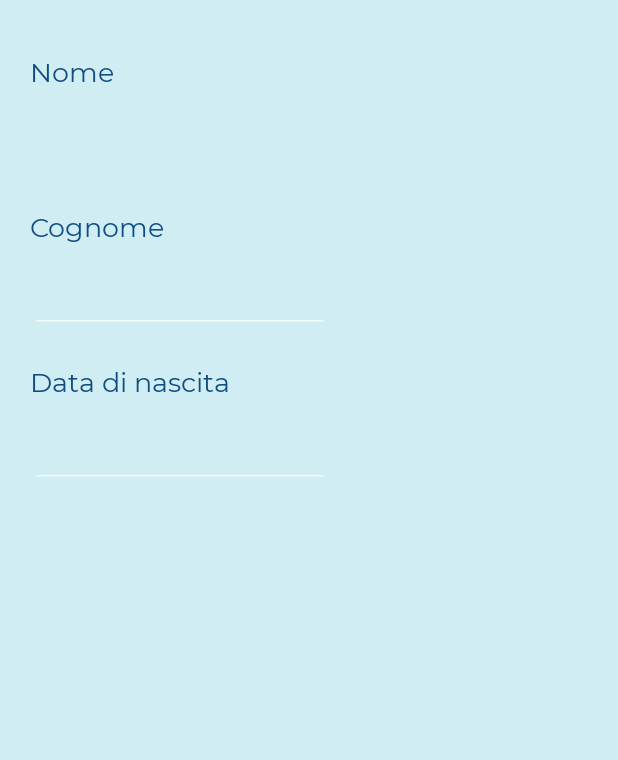
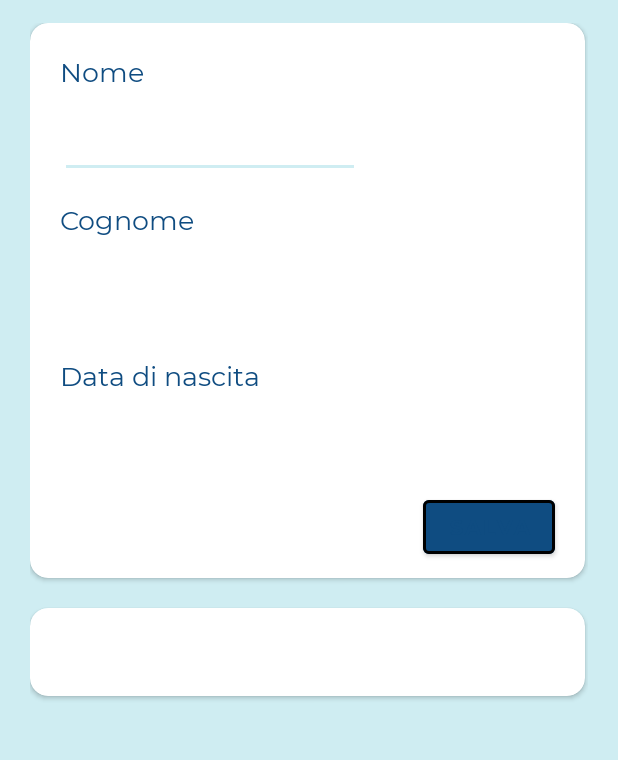
Before and after one commit to UnimibSoftEngCourse1920/progetto-travelmonitor-1-gruppo-travelmonitor-1, an Android app: the Profilo screen opened directly, with no data from a screen before it, on a phone screen of 412 x 824 dp, the part 105-865 px from its top. Run offline under Robolectric (Android 15) with nearby library versions, the light colour scheme and no system bars; libraries missing offline, so code that uses them is left out: com.preference; 2 statements that could not run were skipped.

Commit message:
Salvataggio automatico valori del profilo

```diff
--- a/app/src/main/java/com/sviluppotrilo/trilo/Profilo.java
+++ b/app/src/main/java/com/sviluppotrilo/trilo/Profilo.java
@@ -1,14 +1,43 @@
 package com.sviluppotrilo.trilo;
 
 import android.os.Bundle;
+import android.view.View;
+import android.widget.Button;
+import android.widget.EditText;
 
 import androidx.appcompat.app.AppCompatActivity;
 
+import com.preference.PowerPreference;
+
 public class Profilo extends AppCompatActivity {
+
+    EditText nome;
+    EditText cognome;
+    EditText dataN;
+    Button salva;
 
     @Override
     protected void onCreate(Bundle savedInstanceState) {
         super.onCreate(savedInstanceState);
         setContentView(R.layout.activity_profilo);
+
+        nome = findViewById(R.id.nome);
+        cognome = findViewById(R.id.cognome);
+        dataN = findViewById(R.id.datadinascita);
+        salva = findViewById(R.id.salvadatiprofilo);
+
+        nome.setText(PowerPreference.getDefaultFile().getString("nome",""));
+        cognome.setText(PowerPreference.getDefaultFile().getString("cognome",""));
+
+        salva.setOnClickListener(new View.OnClickListener() {
+            @Override
+            public void onClick(View view) {
+                PowerPreference.getDefaultFile()
+                        .putString("nome", nome.getText().toString())
+                        .putString("cognome", cognome.getText().toString());
+            }
+        });
+
+
     }
 }
--- a/app/src/main/res/layout/activity_map.xml
+++ b/app/src/main/res/layout/activity_map.xml
@@ -102,15 +102,20 @@
         app:layout_constraintVertical_bias="0.100">
 
 
-        <LinearLayout
+        <RelativeLayout
             android:layout_width="match_parent"
-            android:layout_height="match_parent"
-            android:orientation="vertical">
+            android:layout_height="match_parent">
 
             <TextView
                 android:id="@+id/subtitle1"
                 android:layout_width="match_parent"
                 android:layout_height="36dp"
+                android:layout_alignParentStart="true"
+                android:layout_alignParentTop="true"
+                android:layout_alignParentEnd="true"
+                android:layout_marginStart="0dp"
+                android:layout_marginTop="0dp"
+                android:layout_marginEnd="0dp"
                 android:gravity="center_vertical"
                 android:text="MAPPA STIBM"
                 android:textAlignment="center"
@@ -120,14 +125,20 @@
 
             <ImageView
                 android:id="@+id/imageView5"
-                android:layout_width="346dp"
+                android:layout_width="match_parent"
                 android:layout_height="match_parent"
-                android:layout_gravity="center_horizontal"
+                android:layout_below="@+id/subtitle1"
+                android:layout_alignParentStart="true"
+                android:layout_alignParentEnd="true"
+                android:layout_alignParentBottom="true"
+                android:layout_marginStart="0dp"
+                android:layout_marginEnd="0dp"
+                android:layout_marginBottom="0dp"
+                android:background="@drawable/stibn"
                 android:clickable="false"
-                android:contentDescription="STIBN"
-                android:background="@drawable/stibn" />
+                android:contentDescription="STIBN" />
 
-        </LinearLayout>
+        </RelativeLayout>
     </androidx.cardview.widget.CardView>
 
     <androidx.constraintlayout.widget.Guideline
--- a/app/src/main/res/layout/activity_profilo.xml
+++ b/app/src/main/res/layout/activity_profilo.xml
@@ -77,53 +77,54 @@
 
         <RelativeLayout
             android:layout_width="match_parent"
-            android:layout_height="wrap_content">
+            android:layout_height="600dp">
 
-            <TextView
-                android:id="@+id/inseriscinome"
+            <androidx.cardview.widget.CardView
+                android:id="@+id/carddatipersonali"
+                android:layout_width="370dp"
+                android:layout_height="370dp"
+                app:cardBackgroundColor="#ffffff"
+                app:cardCornerRadius="12dp"
+                app:layout_constraintBottom_toTopOf="@+id/guideline4"
+                app:layout_constraintEnd_toStartOf="@+id/guideline1"
+                app:layout_constraintStart_toStartOf="@+id/guideline2"
+                app:layout_constraintTop_toBottomOf="@+id/tabLayout"
+                app:layout_constraintVertical_bias="0.100">
+
+
+                <RelativeLayout
+                    android:layout_width="match_parent"
+                    android:layout_height="match_parent">
+
+                    <com.google.android.material.textfield.TextInputEditText
+                        android:id="@+id/datadinascita"
+                        style="@style/CardView.Dark"
                         android:layout_width="wrap_content"
                         android:layout_height="wrap_content"
-                android:layout_alignParentTop="true"
-                android:layout_marginTop="20dp"
-                android:text="Nome"
-                android:textColor="@color/colorPrimary"
-                android:textSize="18sp" />
-
-            <com.google.android.material.textfield.TextInputEditText
-                android:id="@+id/nome"
-                android:layout_width="200dp"
-                android:layout_height="wrap_content"
-                android:layout_below="@+id/inseriscinome"
+                        android:layout_below="@+id/inseriscidatanascita"
                         android:layout_alignParentStart="true"
-                android:layout_marginStart="0dp"
+                        android:layout_marginStart="20dp"
                         android:layout_marginTop="5dp"
                         android:fontFamily="@font/montserrat_bold"
                         android:inputType="textPersonName"
+                        android:minWidth="200dp"
                         android:textColor="@color/colorPrimary"
                         android:textSize="24sp">
 
                     </com.google.android.material.textfield.TextInputEditText>
 
-            <TextView
-                android:id="@+id/inseriscicognome"
+                    <com.google.android.material.textfield.TextInputEditText
+                        android:id="@+id/nome"
+                        style="@style/CardView.Dark"
                         android:layout_width="wrap_content"
                         android:layout_height="wrap_content"
-                android:layout_below="@+id/nome"
+                        android:layout_below="@+id/inseriscinome"
                         android:layout_alignParentStart="true"
-                android:layout_marginTop="20dp"
-                android:text="Cognome"
-                android:textColor="@color/colorPrimary"
-                android:textSize="18sp" />
-
-            <com.google.android.material.textfield.TextInputEditText
-                android:id="@+id/cognome"
-                android:layout_width="200dp"
-                android:layout_height="wrap_content"
-                android:layout_below="@+id/inseriscidatanascita"
-                android:layout_alignParentStart="true"
+                        android:layout_marginStart="20dp"
                         android:layout_marginTop="5dp"
                         android:fontFamily="@font/montserrat_bold"
                         android:inputType="textPersonName"
+                        android:minWidth="200dp"
                         android:textColor="@color/colorPrimary"
                         android:textSize="24sp">
 
@@ -133,18 +134,98 @@
                         android:id="@+id/inseriscidatanascita"
                         android:layout_width="wrap_content"
                         android:layout_height="wrap_content"
-                android:layout_below="@+id/datadinascita"
-                android:layout_marginTop="20dp"
+                        android:layout_below="@+id/cognome"
+                        android:layout_alignParentStart="true"
+                        android:layout_marginStart="20dp"
+                        android:layout_marginTop="15dp"
                         android:text="Data di nascita"
                         android:textColor="@color/colorPrimary"
                         android:textSize="18sp" />
 
+                    <TextView
+                        android:id="@+id/inseriscinome"
+                        android:layout_width="wrap_content"
+                        android:layout_height="wrap_content"
+                        android:layout_alignParentStart="true"
+                        android:layout_alignParentTop="true"
+                        android:layout_marginStart="20dp"
+                        android:layout_marginTop="20dp"
+                        android:text="Nome"
+                        android:textColor="@color/colorPrimary"
+                        android:textSize="18sp" />
+
+                    <TextView
+                        android:id="@+id/inseriscicognome"
+                        android:layout_width="wrap_content"
+                        android:layout_height="wrap_content"
+                        android:layout_below="@+id/nome"
+                        android:layout_alignParentStart="true"
+                        android:layout_marginStart="20dp"
+                        android:layout_marginTop="15dp"
+                        android:text="Cognome"
+                        android:textColor="@color/colorPrimary"
+                        android:textSize="18sp" />
+
                     <com.google.android.material.textfield.TextInputEditText
-                android:id="@+id/datadinascita"
-                android:layout_width="200dp"
+                        android:id="@+id/cognome"
+                        style="@style/CardView.Dark"
+                        android:layout_width="wrap_content"
                         android:layout_height="wrap_content"
                         android:layout_below="@+id/inseriscicognome"
                         android:layout_alignParentStart="true"
+                        android:layout_marginStart="20dp"
+                        android:layout_marginTop="5dp"
+                        android:layout_marginBottom="5dp"
+                        android:fontFamily="@font/montserrat_bold"
+                        android:inputType="textPersonName"
+                        android:minWidth="200dp"
+                        android:textColor="@color/colorPrimary"
+                        android:textSize="24sp">
+
+                    </com.google.android.material.textfield.TextInputEditText>
+
+                    <Button
+                        android:id="@+id/salvadatiprofilo"
+                        android:layout_width="wrap_content"
+                        android:layout_height="wrap_content"
+                        android:layout_alignParentEnd="true"
+                        android:layout_alignParentBottom="true"
+                        android:layout_marginEnd="20dp"
+                        android:layout_marginBottom="10dp"
+                        android:fontFamily="@font/montserrat_bold"
+                        android:text="salva"
+                        android:textColor="@color/colorPrimary"
+                        android:textSize="14sp"
+                        app:strokeWidth="2dp" />
+                </RelativeLayout>
+            </androidx.cardview.widget.CardView>
+
+            <androidx.cardview.widget.CardView
+                android:id="@+id/carddatiposizione"
+                android:layout_width="370dp"
+                android:layout_height="wrap_content"
+                android:layout_below="@+id/carddatipersonali"
+                android:layout_marginTop="20dp"
+                app:cardBackgroundColor="#ffffff"
+                app:cardCornerRadius="12dp"
+                app:layout_constraintBottom_toTopOf="@+id/guideline4"
+                app:layout_constraintEnd_toStartOf="@+id/guideline1"
+                app:layout_constraintStart_toStartOf="@+id/guideline2"
+                app:layout_constraintTop_toBottomOf="@+id/tabLayout"
+                app:layout_constraintVertical_bias="0.100">
+
+
+                <RelativeLayout
+                    android:layout_width="match_parent"
+                    android:layout_height="match_parent">
+
+                    <com.google.android.material.textfield.TextInputEditText
+                        android:id="@+id/inserisciposizione"
+                        android:layout_width="200dp"
+                        android:layout_height="wrap_content"
+                        android:layout_alignParentStart="true"
+                        android:layout_alignParentTop="true"
+                        android:layout_marginStart="20dp"
                         android:layout_marginTop="5dp"
                         android:fontFamily="@font/montserrat_bold"
                         android:inputType="textPersonName"
@@ -153,6 +234,10 @@
 
                     </com.google.android.material.textfield.TextInputEditText>
 
+
+                </RelativeLayout>
+            </androidx.cardview.widget.CardView>
+
         </RelativeLayout>
     </ScrollView>
 
```
Lines whose indentation alone changed are shown as unchanged.
